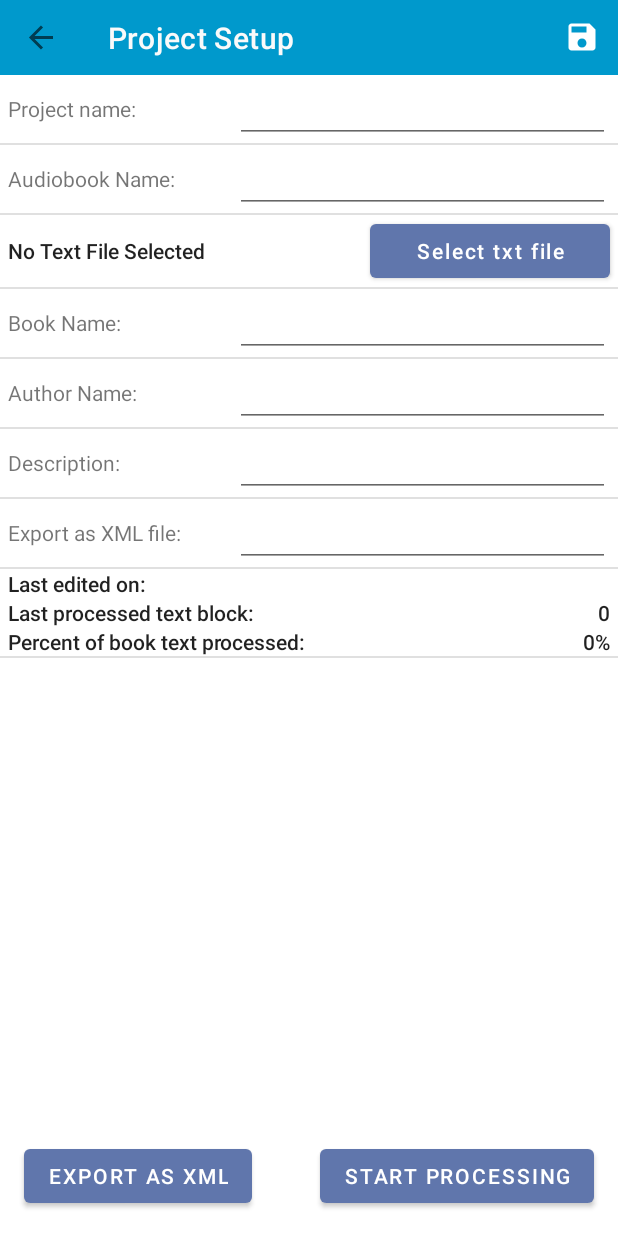
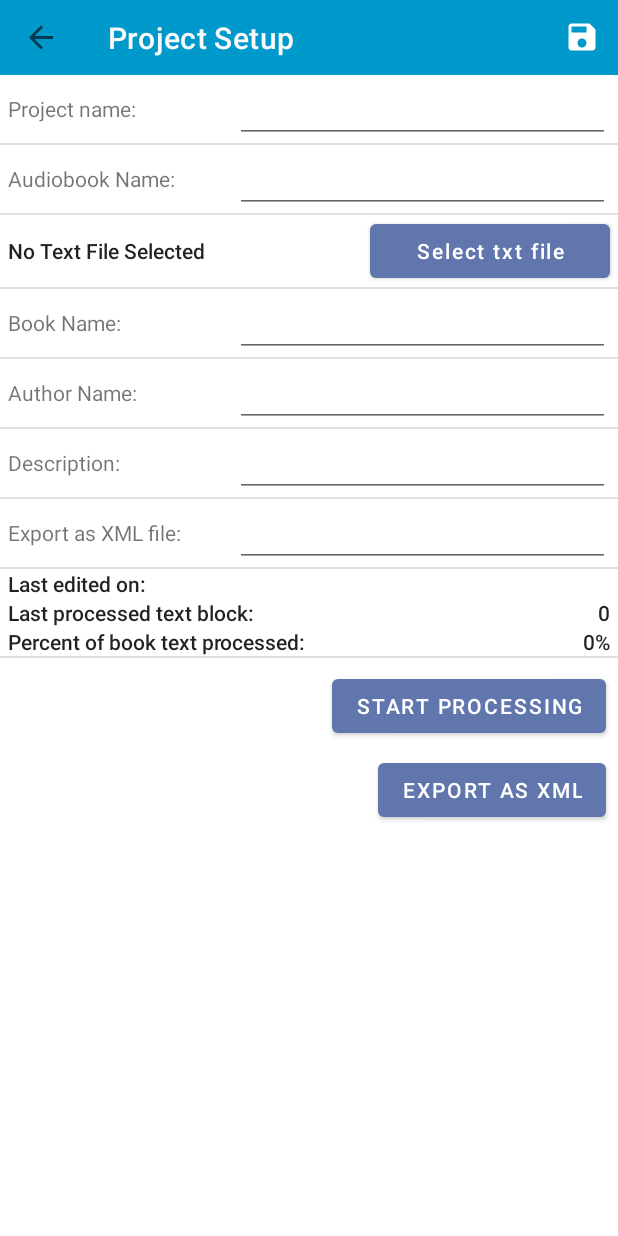
Before and after one commit to egelon/AudiobookCanvas, an Android app: the ProjectSetupFragment screen opened through its navigation route, on a phone screen of 412 x 824 dp. Run offline under Robolectric (Android 15) with nearby library versions, the light colour scheme and no system bars; our stand-ins replace Room's generated code, navigation-ui; 12 statements that could not run were skipped.

Commit message:
Layout now makes more sense in landscape orientation

```diff
--- a/app/src/main/res/layout/project_item.xml
+++ b/app/src/main/res/layout/project_item.xml
@@ -38,7 +38,9 @@
             android:layout_width="wrap_content"
             android:layout_height="wrap_content"
             android:layout_below="@id/project_item_proj_name"
-            android:layout_alignParentStart="true"
+            android:layout_alignParentLeft="false"
+            android:layout_alignParentRight="false"
+            android:layout_toEndOf="@id/project_item_proj_completed_telltale"
             android:text="Completed: true" />
 
         <ImageView
@@ -46,9 +48,7 @@
             android:layout_width="20dp"
             android:layout_height="20dp"
             android:layout_below="@id/project_item_proj_name"
-            android:layout_alignParentLeft="false"
-            android:layout_alignParentRight="false"
-            android:layout_toStartOf="@id/project_item_proj_id"
+            android:layout_alignParentStart="true"
             app:srcCompat="@drawable/fab_background" />
 
 
--- a/app/src/main/res/layout/project_setup_fragment.xml
+++ b/app/src/main/res/layout/project_setup_fragment.xml
@@ -265,18 +265,18 @@
                     android:layout_centerInParent="true"
                     android:layout_marginStart="5dp"
                     android:layout_toStartOf="@+id/lastEditedOn"
-                    android:textAppearance="@style/TextAppearance.AppCompat.Body2"
-                    android:text="@string/last_edited_on_label" />
+                    android:text="@string/last_edited_on_label"
+                    android:textAppearance="@style/TextAppearance.AppCompat.Body2" />
 
                 <TextView
                     android:id="@+id/lastEditedOn"
                     android:layout_width="wrap_content"
                     android:layout_height="wrap_content"
+                    android:layout_alignParentEnd="true"
                     android:layout_centerInParent="true"
-                    android:layout_alignParentEnd="true"
                     android:layout_marginEnd="5dp"
-                    android:textAppearance="@style/TextAppearance.AppCompat.Body2"
-                    android:text="" />
+                    android:text=""
+                    android:textAppearance="@style/TextAppearance.AppCompat.Body2" />
             </RelativeLayout>
 
             <RelativeLayout
@@ -292,18 +292,18 @@
                     android:layout_centerInParent="true"
                     android:layout_marginStart="5dp"
                     android:layout_toStartOf="@+id/lastProcessedBlock"
-                    android:textAppearance="@style/TextAppearance.AppCompat.Body2"
-                    android:text="@string/last_processed_block_label" />
+                    android:text="@string/last_processed_block_label"
+                    android:textAppearance="@style/TextAppearance.AppCompat.Body2" />
 
                 <TextView
                     android:id="@+id/lastProcessedBlock"
                     android:layout_width="wrap_content"
                     android:layout_height="wrap_content"
+                    android:layout_alignParentEnd="true"
                     android:layout_centerInParent="true"
-                    android:layout_alignParentEnd="true"
                     android:layout_marginEnd="5dp"
-                    android:textAppearance="@style/TextAppearance.AppCompat.Body2"
-                    android:text="0" />
+                    android:text="0"
+                    android:textAppearance="@style/TextAppearance.AppCompat.Body2" />
             </RelativeLayout>
 
             <RelativeLayout
@@ -319,21 +319,19 @@
                     android:layout_centerInParent="true"
                     android:layout_marginStart="5dp"
                     android:layout_toStartOf="@+id/percentCompleted"
-                    android:textAppearance="@style/TextAppearance.AppCompat.Body2"
-                    android:text="@string/percent_completed_label" />
+                    android:text="@string/percent_completed_label"
+                    android:textAppearance="@style/TextAppearance.AppCompat.Body2" />
 
                 <TextView
                     android:id="@+id/percentCompleted"
                     android:layout_width="wrap_content"
                     android:layout_height="wrap_content"
+                    android:layout_alignParentEnd="true"
                     android:layout_centerInParent="true"
-                    android:layout_alignParentEnd="true"
                     android:layout_marginEnd="5dp"
-                    android:textAppearance="@style/TextAppearance.AppCompat.Body2"
-                    android:text="0%" />
+                    android:text="0%"
+                    android:textAppearance="@style/TextAppearance.AppCompat.Body2" />
             </RelativeLayout>
-
-
 
 
             <View
@@ -342,26 +340,35 @@
                 android:layout_height="1dp"
                 android:background="?android:attr/listDivider" />
 
-        </LinearLayout>
-    </ScrollView>
+            <androidx.constraintlayout.widget.ConstraintLayout
+                android:id="@+id/constraintLayout"
+                android:layout_width="match_parent"
+                android:layout_height="match_parent">
+
+                <Button
+                    android:id="@+id/processTxtBlockBtn"
+                    android:layout_width="wrap_content"
+                    android:layout_height="wrap_content"
+                    android:layout_marginTop="8dp"
+                    android:layout_marginEnd="8dp"
+                    android:text="@string/start_processing_btn_label"
+                    app:layout_constraintEnd_toEndOf="parent"
+                    app:layout_constraintTop_toTopOf="parent" />
 
                 <Button
                     android:id="@+id/exportAsXMLBtn"
                     android:layout_width="wrap_content"
                     android:layout_height="wrap_content"
-        android:layout_marginStart="16dp"
+                    android:layout_marginTop="8dp"
+                    android:layout_marginEnd="8dp"
                     android:layout_marginBottom="16dp"
                     android:text="@string/export_as_xml_btn_label"
                     app:layout_constraintBottom_toBottomOf="parent"
-        app:layout_constraintStart_toStartOf="parent" />
+                    app:layout_constraintEnd_toEndOf="parent"
+                    app:layout_constraintTop_toBottomOf="@+id/processTxtBlockBtn" />
+            </androidx.constraintlayout.widget.ConstraintLayout>
 
-    <Button
-        android:id="@+id/processTxtBlockBtn"
-        android:layout_width="wrap_content"
-        android:layout_height="wrap_content"
-        android:layout_marginEnd="16dp"
-        android:layout_marginBottom="16dp"
-        android:text="@string/start_processing_btn_label"
-        app:layout_constraintBottom_toBottomOf="parent"
-        app:layout_constraintEnd_toEndOf="parent" />
+        </LinearLayout>
+    </ScrollView>
+
 </androidx.constraintlayout.widget.ConstraintLayout>
```
Lines whose indentation alone changed are shown as unchanged.
